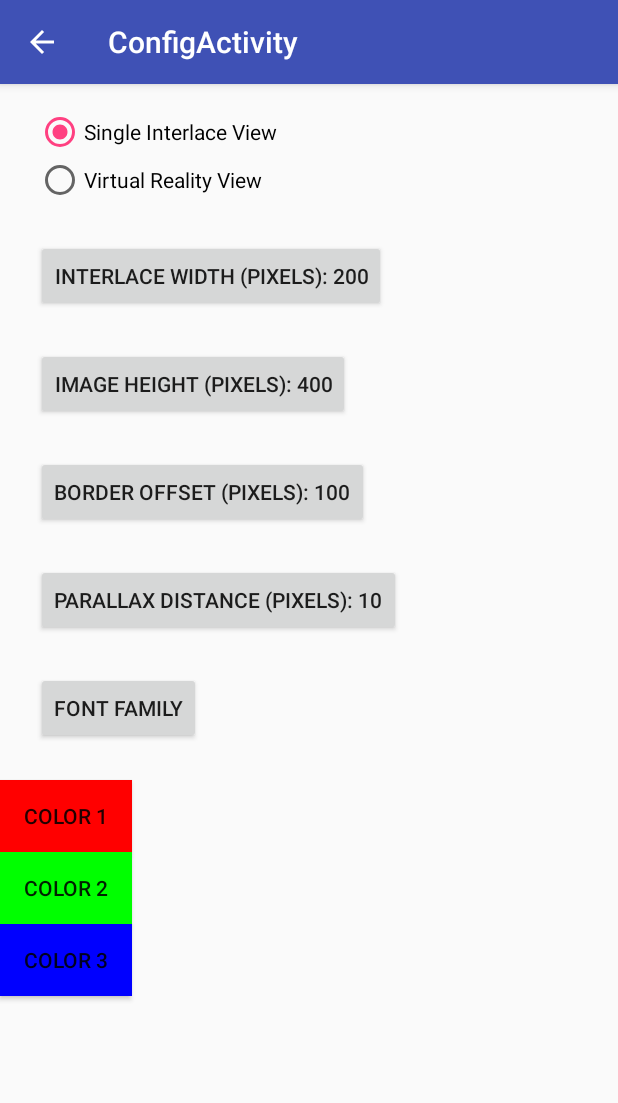
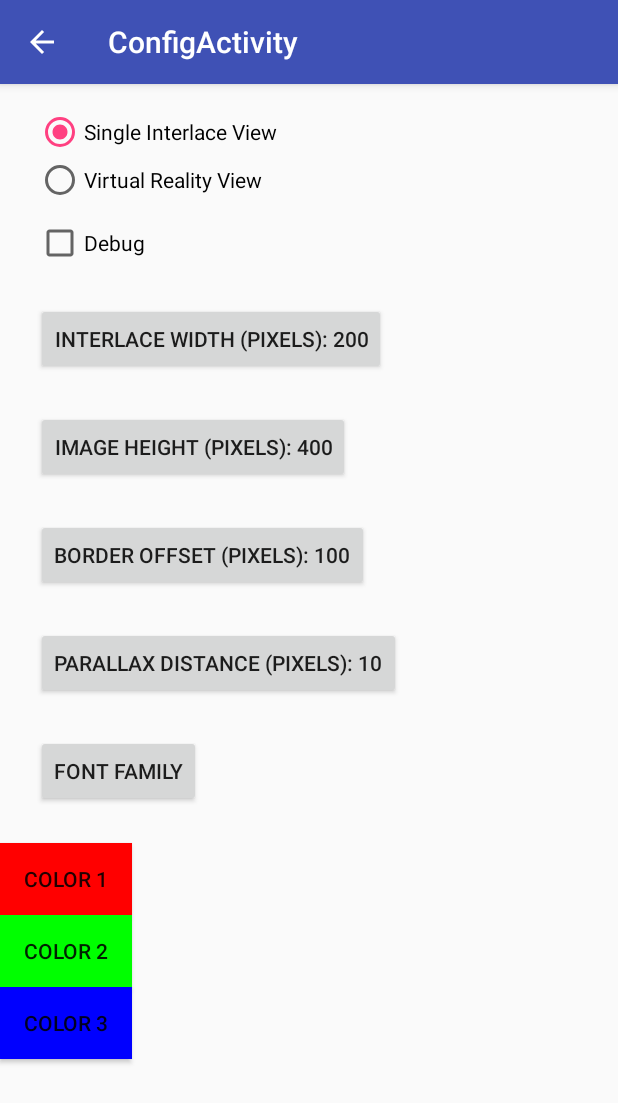
Before and after one commit to yeuchi/CapStoneStage1, an Android app: the screen it shows after launch (ConfigActivity), in the options menu, after a tap on "Configuration", on a phone screen of 412 x 824 dp. Shown: the top 1103 px of the screen. Run offline under Robolectric (Android 15) with nearby library versions, the phone set to English and light mode, and no system bars; libraries missing offline, so code that uses them is left out: top.defaults.colorpicker; Roboto replaces fonts that are not available here.

Commit message:
Config Debug mode
Now able to configure/execute debug mode.

```diff
--- a/app/src/main/java/com/example/ctyeung/capstonestage1/ConfigActivity.java
+++ b/app/src/main/java/com/example/ctyeung/capstonestage1/ConfigActivity.java
@@ -10,6 +10,8 @@ import android.support.v7.app.AppCompatActivity;
 import android.view.MenuItem;
 import android.view.View;
 import android.widget.Button;
+import android.widget.CheckBox;
+import android.widget.CompoundButton;
 import android.widget.ImageButton;
 import android.widget.RadioGroup;
 import android.widget.TextView;
@@ -21,14 +23,25 @@ import com.example.ctyeung.capstonestage1.dialogs.NumberPickerFragment;
 import top.defaults.colorpicker.ColorPickerPopup;
 
 public class ConfigActivity extends AppCompatActivity
-            implements NumberPickerFragment.OnDialogOKListener
-{
+            implements NumberPickerFragment.OnDialogOKListener,
+            CompoundButton.OnCheckedChangeListener
+        {
     private NumberPickerFragment.OnDialogOKListener numListener;
     private String clickId;
     private Context mContext;
     private Activity activity;
 
-    @Override
+            @Override
+            public void onCheckedChanged(CompoundButton buttonView,
+                                         boolean isChecked) {
+
+                CheckBox chkIsDebug = findViewById(R.id.chk_debug);
+                boolean isDebug = chkIsDebug.isChecked()? true:false;
+                SharedPrefUtility.setBoolean(SharedPrefUtility.IS_DEBUG, mContext, isDebug);
+            }
+
+
+            @Override
     protected void onCreate(Bundle savedInstanceState) {
         super.onCreate(savedInstanceState);
         setContentView(R.layout.activity_config);
@@ -49,6 +62,12 @@ public class ConfigActivity extends AppCompatActivity
         setButtonColor(R.id.btnColor1, SharedPrefUtility.COLOR1);
         setButtonColor(R.id.btnColor2, SharedPrefUtility.COLOR2);
         setButtonColor(R.id.btnColor3, SharedPrefUtility.COLOR3);
+
+        // is debug
+        boolean isDebug = SharedPrefUtility.getBoolean(SharedPrefUtility.IS_DEBUG, mContext);
+        CheckBox chkIsDebug = findViewById(R.id.chk_debug);
+        chkIsDebug.setChecked(isDebug);
+        chkIsDebug.setOnCheckedChangeListener(this);
     }
 
     private void setButtonColor(int id,
--- a/app/src/main/java/com/example/ctyeung/capstonestage1/data/SharedPrefUtility.java
+++ b/app/src/main/java/com/example/ctyeung/capstonestage1/data/SharedPrefUtility.java
@@ -32,6 +32,7 @@ public class SharedPrefUtility
     public static final String FILE_LEFT = "fileLeft";
     public static final String FILE_RIGHT = "fileRight";
     public static final String FILE_INTERLACE = "fileInterlace";
+    public static final String IS_DEBUG = "isDebug";
 
     public enum DotModeEnum
     {
@@ -121,19 +122,32 @@ public class SharedPrefUtility
     public static boolean getIsDirty(String key,       // text or shape
                                      Context context)
     {
+        return getBoolean(key, context);
+    }
+
+    public static void setIsDirty(String key,
+                                  Context context,
+                                  boolean isDirty)
+    {
+        setBoolean(key, context, isDirty);
+    }
+
+    public static boolean getBoolean(String key,       // text or shape
+                                     Context context)
+    {
         SharedPreferences sharedPreferences = getSharedPref(context);
         return (sharedPreferences.contains(key))?
                 sharedPreferences.getBoolean(key, false):
                 false;
     }
 
-    public static void setIsDirty(String key,
+    public static void setBoolean(String key,
                                   Context context,
-                                  boolean isDirty)
+                                  boolean value)
     {
         SharedPreferences sharedPreferences = getSharedPref(context);
         SharedPreferences.Editor editor = sharedPreferences.edit();
-        editor.putBoolean(key, isDirty);
+        editor.putBoolean(key, value);
         editor.commit();
     }
 
--- a/app/src/main/java/com/example/ctyeung/capstonestage1/utilities/BitmapRenderer.java
+++ b/app/src/main/java/com/example/ctyeung/capstonestage1/utilities/BitmapRenderer.java
@@ -36,7 +36,8 @@ public class BitmapRenderer extends BaseRenderer
     public Bitmap randomDot(int imageHeight)
     {
         Bitmap bitmap = blank(imageHeight, imageHeight);
-        boolean isDebug = false;
+        boolean isDebug = SharedPrefUtility.getBoolean(SharedPrefUtility.IS_DEBUG, mContext);
+
         int pixelWhite = Color.argb(255, 255, 255, 255);
         int pixelBlack = Color.argb(255, 0, 0, 0);
 
--- a/app/src/main/res/layout/activity_config.xml
+++ b/app/src/main/res/layout/activity_config.xml
@@ -16,7 +16,7 @@
         android:layout_marginRight="24dp"
         android:layout_marginStart="24dp"
         android:layout_marginTop="16dp"
-        android:layout_marginBottom="24dp">
+        android:layout_marginBottom="10dp">
 
         <RadioButton
             android:id="@+id/radio_interlace_view"
@@ -32,6 +32,14 @@
             android:text="Virtual Reality View" />
 
     </RadioGroup>
+
+    <CheckBox
+        android:layout_width="wrap_content"
+        android:layout_height="wrap_content"
+        android:text="Debug"
+        android:layout_marginLeft="24dp"
+        android:id="@+id/chk_debug"
+        android:layout_marginBottom="24dp"/>
 
     <Button
         android:layout_width="wrap_content"
```
Also changed, not shown: app/src/main/java/com/example/ctyeung/capstonestage1/ShapeFragment.java (line endings or trailing spaces).
